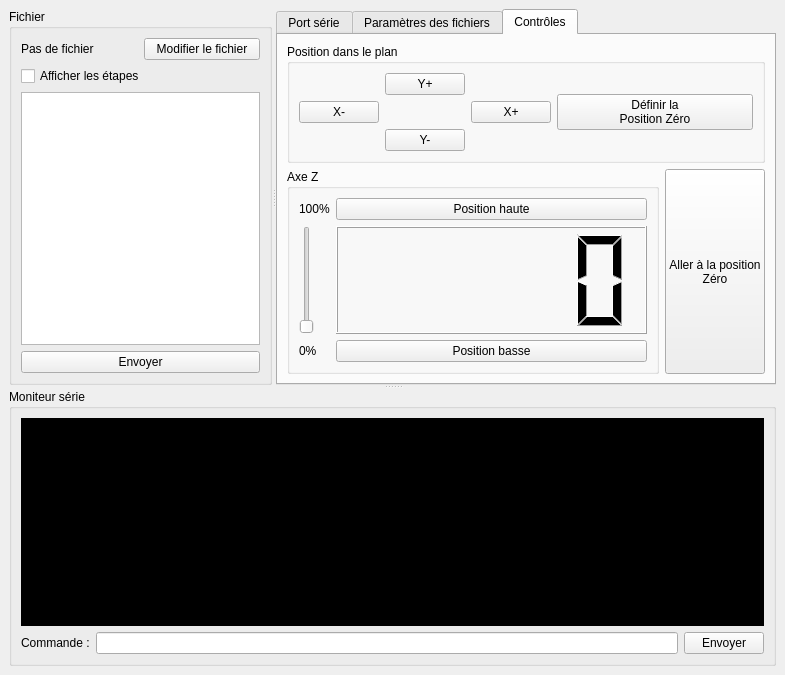
Before: the Qt Designer form PCInterface/window.ui in Klafyvel/Trace, drawn with Qt 5.
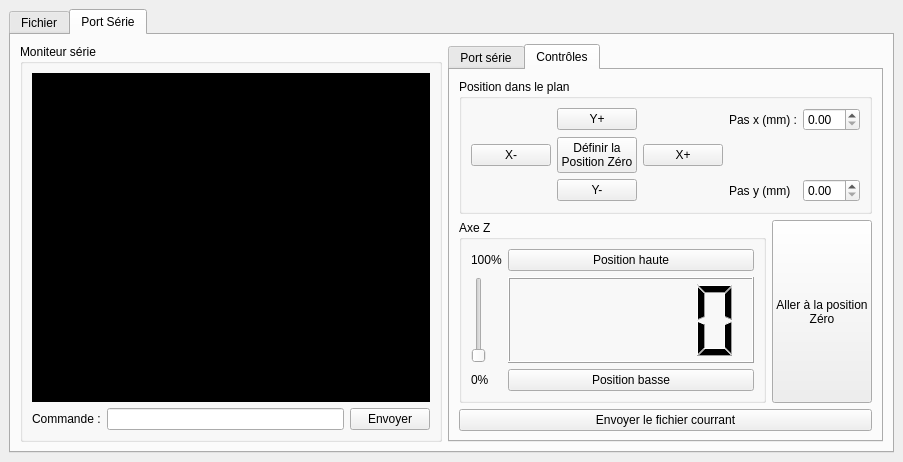
After: the same form once the commit is applied. The open tabs and pages were chosen to show the change. Icons and pictures are not drawn.

Commit message: Édition textuelle du gcode.

Patch:
```diff
--- a/PCInterface/window.ui
+++ b/PCInterface/window.ui
@@ -6,8 +6,8 @@
    <rect>
     <x>0</x>
     <y>0</y>
-    <width>785</width>
-    <height>675</height>
+    <width>903</width>
+    <height>462</height>
    </rect>
   </property>
   <property name="windowTitle">
@@ -23,22 +23,15 @@
   <widget class="QWidget" name="centralwidget">
    <layout class="QVBoxLayout" name="verticalLayout_4">
     <item>
-     <widget class="QSplitter" name="splitter_2">
-      <property name="orientation">
-       <enum>Qt::Vertical</enum>
+     <widget class="QTabWidget" name="tabWidget_2">
+      <property name="currentIndex">
+       <number>1</number>
       </property>
-      <widget class="QWidget" name="widget" native="true">
-       <layout class="QHBoxLayout" name="horizontalLayout_5">
-        <item>
-         <widget class="QSplitter" name="splitter">
-          <property name="orientation">
-           <enum>Qt::Horizontal</enum>
-          </property>
-          <widget class="QGroupBox" name="groupBox_2">
-           <property name="title">
+      <widget class="QWidget" name="tab_2">
+       <attribute name="title">
             <string>Fichier</string>
-           </property>
-           <layout class="QVBoxLayout" name="verticalLayout">
+       </attribute>
+       <layout class="QVBoxLayout" name="verticalLayout_9">
             <item>
              <layout class="QHBoxLayout" name="horizontalLayout">
               <item>
@@ -58,12 +51,18 @@
              </layout>
             </item>
             <item>
-             <widget class="QCheckBox" name="display_draw_steps">
+         <widget class="QPushButton" name="btn_preprocessor">
               <property name="text">
-               <string>Afficher les étapes</string>
+           <string>Utiliser le préprocesseur sur le fichier</string>
               </property>
              </widget>
             </item>
+        <item>
+         <widget class="QWidget" name="widget_2" native="true">
+          <layout class="QHBoxLayout" name="horizontalLayout_5">
+           <item>
+            <widget class="QWidget" name="widget" native="true">
+             <layout class="QVBoxLayout" name="verticalLayout_5">
             <item>
              <widget class="QGraphicsView" name="fileview">
               <property name="sizeAdjustPolicy">
@@ -75,17 +74,104 @@
              </widget>
             </item>
             <item>
-             <widget class="QPushButton" name="pushButton_2">
+               <widget class="QCheckBox" name="display_draw_steps">
+                <property name="text">
+                 <string>Afficher les étapes</string>
+                </property>
+               </widget>
+              </item>
+              <item>
+               <widget class="QPushButton" name="redraw">
+                <property name="text">
+                 <string>Redessiner</string>
+                </property>
+               </widget>
+              </item>
+             </layout>
+            </widget>
+           </item>
+           <item>
+            <widget class="QTextEdit" name="code_edit"/>
+           </item>
+          </layout>
+         </widget>
+        </item>
+       </layout>
+      </widget>
+      <widget class="QWidget" name="tab_3">
+       <attribute name="title">
+        <string>Port Série</string>
+       </attribute>
+       <layout class="QHBoxLayout" name="horizontalLayout_2">
+        <item>
+         <widget class="QGroupBox" name="groupBox">
+          <property name="title">
+           <string>Moniteur série</string>
+          </property>
+          <layout class="QVBoxLayout" name="verticalLayout_2">
+           <item>
+            <widget class="QTextEdit" name="serial_monitor">
+             <property name="sizePolicy">
+              <sizepolicy hsizetype="Expanding" vsizetype="Minimum">
+               <horstretch>0</horstretch>
+               <verstretch>0</verstretch>
+              </sizepolicy>
+             </property>
+             <property name="minimumSize">
+              <size>
+               <width>0</width>
+               <height>300</height>
+              </size>
+             </property>
+             <property name="maximumSize">
+              <size>
+               <width>16777215</width>
+               <height>2000</height>
+              </size>
+             </property>
+             <property name="styleSheet">
+              <string notr="true">background-color:black;</string>
+             </property>
+             <property name="readOnly">
+              <bool>true</bool>
+             </property>
+             <property name="html">
+              <string>&lt;!DOCTYPE HTML PUBLIC &quot;-//W3C//DTD HTML 4.0//EN&quot; &quot;http://www.w3.org/TR/REC-html40/strict.dtd&quot;&gt;
+&lt;html&gt;&lt;head&gt;&lt;meta name=&quot;qrichtext&quot; content=&quot;1&quot; /&gt;&lt;style type=&quot;text/css&quot;&gt;
+p, li { white-space: pre-wrap; }
+&lt;/style&gt;&lt;/head&gt;&lt;body style=&quot; font-family:'Ubuntu'; font-size:11pt; font-weight:400; font-style:normal;&quot;&gt;
+&lt;p style=&quot;-qt-paragraph-type:empty; margin-top:12px; margin-bottom:12px; margin-left:0px; margin-right:0px; -qt-block-indent:0; text-indent:0px;&quot;&gt;&lt;br /&gt;&lt;/p&gt;&lt;/body&gt;&lt;/html&gt;</string>
+             </property>
+            </widget>
+           </item>
+           <item>
+            <layout class="QHBoxLayout" name="horizontalLayout_4">
+             <item>
+              <widget class="QLabel" name="label_4">
+               <property name="text">
+                <string>Commande :</string>
+               </property>
+              </widget>
+             </item>
+             <item>
+              <widget class="QLineEdit" name="command_edit"/>
+             </item>
+             <item>
+              <widget class="QPushButton" name="btn_command">
               <property name="text">
                <string>Envoyer</string>
               </property>
              </widget>
             </item>
            </layout>
-          </widget>
+           </item>
+          </layout>
+         </widget>
+        </item>
+        <item>
           <widget class="QTabWidget" name="tabWidget">
            <property name="currentIndex">
-            <number>0</number>
+           <number>1</number>
            </property>
            <widget class="QWidget" name="tab_serie">
             <attribute name="title">
@@ -180,6 +266,13 @@
                  </property>
                 </widget>
                </item>
+              <item row="3" column="0">
+               <widget class="QLabel" name="label_5">
+                <property name="text">
+                 <string>Timeout (ms)</string>
+                </property>
+               </widget>
+              </item>
                <item row="3" column="1">
                 <widget class="QSpinBox" name="timeout_read">
                  <property name="maximum">
@@ -190,13 +283,16 @@
                  </property>
                 </widget>
                </item>
-               <item row="3" column="0">
-                <widget class="QLabel" name="label_5">
+              <item row="4" column="0">
+               <widget class="QLabel" name="utiliserFichierLogTxtLabel">
                  <property name="text">
-                  <string>Timeout (ms)</string>
+                 <string>Utiliser fichier log.txt</string>
                  </property>
                 </widget>
                </item>
+              <item row="4" column="1">
+               <widget class="QCheckBox" name="use_log"/>
+              </item>
               </layout>
              </item>
              <item>
@@ -208,27 +304,6 @@
              </item>
             </layout>
            </widget>
-           <widget class="QWidget" name="tab_2">
-            <attribute name="title">
-             <string>Paramètres des fichiers</string>
-            </attribute>
-            <layout class="QVBoxLayout" name="verticalLayout_5">
-             <item>
-              <widget class="QPushButton" name="btn_preprocessor">
-               <property name="text">
-                <string>Utiliser le préprocesseur sur le fichier</string>
-               </property>
-              </widget>
-             </item>
-             <item>
-              <widget class="QCheckBox" name="use_log">
-               <property name="text">
-                <string>Sauvegarder la communication série dans le fichier trace.log</string>
-               </property>
-              </widget>
-             </item>
-            </layout>
-           </widget>
            <widget class="QWidget" name="tab">
             <attribute name="title">
              <string>Contrôles</string>
@@ -241,23 +316,7 @@
                </property>
                <layout class="QVBoxLayout" name="verticalLayout_6">
                 <item>
-                 <layout class="QHBoxLayout" name="horizontalLayout_2">
-                  <item>
                    <layout class="QGridLayout" name="gridLayout_2">
-                    <item row="2" column="1">
-                     <widget class="QPushButton" name="btn_y_minus">
-                      <property name="text">
-                       <string>Y-</string>
-                      </property>
-                     </widget>
-                    </item>
-                    <item row="1" column="0">
-                     <widget class="QPushButton" name="btn_x_minus">
-                      <property name="text">
-                       <string>X-</string>
-                      </property>
-                     </widget>
-                    </item>
                     <item row="0" column="1">
                      <widget class="QPushButton" name="btn_y_plus">
                       <property name="text">
@@ -272,9 +331,28 @@
                       </property>
                      </widget>
                     </item>
-                   </layout>
-                  </item>
-                  <item>
+                 <item row="2" column="1">
+                  <widget class="QPushButton" name="btn_y_minus">
+                   <property name="text">
+                    <string>Y-</string>
+                   </property>
+                  </widget>
+                 </item>
+                 <item row="0" column="3">
+                  <widget class="QLabel" name="label_6">
+                   <property name="text">
+                    <string>Pas x (mm) :</string>
+                   </property>
+                  </widget>
+                 </item>
+                 <item row="1" column="0">
+                  <widget class="QPushButton" name="btn_x_minus">
+                   <property name="text">
+                    <string>X-</string>
+                   </property>
+                  </widget>
+                 </item>
+                 <item row="1" column="1">
                    <widget class="QPushButton" name="btn_set_origin_plan">
                     <property name="text">
                      <string>Définir la 
@@ -282,6 +360,19 @@
                     </property>
                    </widget>
                   </item>
+                 <item row="0" column="4">
+                  <widget class="QDoubleSpinBox" name="step_x"/>
+                 </item>
+                 <item row="2" column="3">
+                  <widget class="QLabel" name="label_7">
+                   <property name="text">
+                    <string>Pas y (mm)</string>
+                   </property>
+                  </widget>
+                 </item>
+                 <item row="2" column="4">
+                  <widget class="QDoubleSpinBox" name="step_y"/>
+                 </item>
                  </layout>
                 </item>
                </layout>
@@ -303,6 +394,13 @@
                  <layout class="QVBoxLayout" name="verticalLayout_7">
                   <item>
                    <layout class="QGridLayout" name="gridLayout_3">
+                   <item row="0" column="0">
+                    <widget class="QLabel" name="label_2">
+                     <property name="text">
+                      <string>100%</string>
+                     </property>
+                    </widget>
+                   </item>
                     <item row="4" column="2">
                      <widget class="QPushButton" name="btn_set_z_low">
                       <property name="text">
@@ -324,13 +422,6 @@
                       </property>
                      </widget>
                     </item>
-                    <item row="0" column="0">
-                     <widget class="QLabel" name="label_2">
-                      <property name="text">
-                       <string>100%</string>
-                      </property>
-                     </widget>
-                    </item>
                     <item row="2" column="0">
                      <widget class="QSlider" name="slider_z_value">
                       <property name="orientation">
@@ -365,61 +456,16 @@
                </item>
               </layout>
              </item>
-            </layout>
-           </widget>
-          </widget>
-         </widget>
-        </item>
-       </layout>
-      </widget>
-      <widget class="QGroupBox" name="groupBox">
-       <property name="title">
-        <string>Moniteur série</string>
-       </property>
-       <layout class="QVBoxLayout" name="verticalLayout_2">
         <item>
-         <widget class="QTextEdit" name="serial_monitor">
-          <property name="sizePolicy">
-           <sizepolicy hsizetype="Expanding" vsizetype="Minimum">
-            <horstretch>0</horstretch>
-            <verstretch>0</verstretch>
-           </sizepolicy>
-          </property>
-          <property name="styleSheet">
-           <string notr="true">background-color:black;</string>
-          </property>
-          <property name="readOnly">
-           <bool>true</bool>
-          </property>
-          <property name="html">
-           <string>&lt;!DOCTYPE HTML PUBLIC &quot;-//W3C//DTD HTML 4.0//EN&quot; &quot;http://www.w3.org/TR/REC-html40/strict.dtd&quot;&gt;
-&lt;html&gt;&lt;head&gt;&lt;meta name=&quot;qrichtext&quot; content=&quot;1&quot; /&gt;&lt;style type=&quot;text/css&quot;&gt;
-p, li { white-space: pre-wrap; }
-&lt;/style&gt;&lt;/head&gt;&lt;body style=&quot; font-family:'Ubuntu'; font-size:11pt; font-weight:400; font-style:normal;&quot;&gt;
-&lt;p style=&quot;-qt-paragraph-type:empty; margin-top:12px; margin-bottom:12px; margin-left:0px; margin-right:0px; -qt-block-indent:0; text-indent:0px;&quot;&gt;&lt;br /&gt;&lt;/p&gt;&lt;/body&gt;&lt;/html&gt;</string>
-          </property>
-         </widget>
-        </item>
-        <item>
-         <layout class="QHBoxLayout" name="horizontalLayout_4">
-          <item>
-           <widget class="QLabel" name="label_4">
+             <widget class="QPushButton" name="btn_send_current_file">
             <property name="text">
-             <string>Commande :</string>
+               <string>Envoyer le fichier courrant</string>
             </property>
            </widget>
           </item>
-          <item>
-           <widget class="QLineEdit" name="command_edit"/>
-          </item>
-          <item>
-           <widget class="QPushButton" name="btn_command">
-            <property name="text">
-             <string>Envoyer</string>
-            </property>
-           </widget>
-          </item>
-         </layout>
+           </layout>
+          </widget>
+         </widget>
         </item>
        </layout>
       </widget>
```
Left out of the diff: 16 changed lines with no effect on the pictures. Lines whose indentation alone changed are shown as unchanged. The commit also changes 2 other files.
